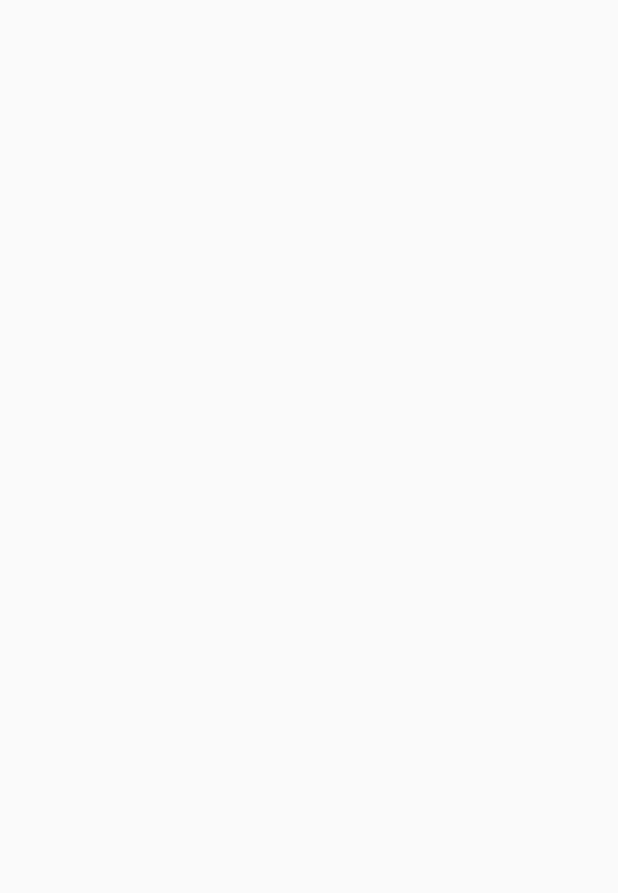
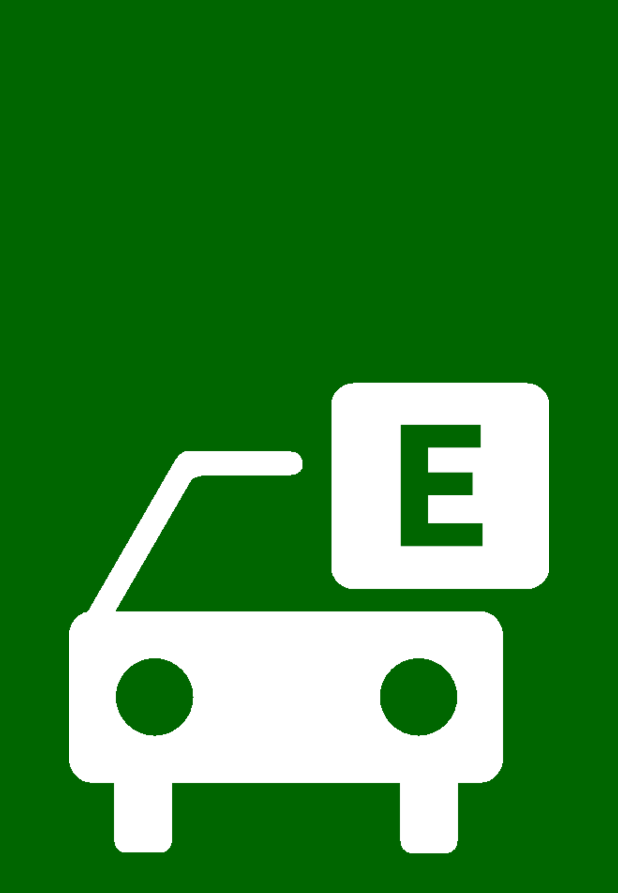
Before and after one commit to luangs7/EstaRFiscal, an Android app: the SplashActivity screen opened directly, with no data from a screen before it, on a phone screen of 412 x 824 dp. Before the commit the part shown is empty. Shown: the top 893 px of the screen. Run offline under Robolectric (Android 15) with nearby library versions, the phone set to English and light mode, and no system bars.

Commit message:
correções

```diff
--- a/app/src/main/AndroidManifest.xml
+++ b/app/src/main/AndroidManifest.xml
@@ -13,7 +13,7 @@
 
     <application
         android:allowBackup="true"
-        android:icon="@mipmap/ic_launcher"
+        android:icon="@drawable/appicon"
         android:label="@string/app_name"
         android:supportsRtl="true"
         android:theme="@style/AppTheme">
--- a/app/src/main/res/layout/activity_splash.xml
+++ b/app/src/main/res/layout/activity_splash.xml
@@ -3,10 +3,14 @@
     xmlns:tools="http://schemas.android.com/tools"
     android:layout_width="match_parent"
     android:layout_height="match_parent"
-    android:paddingBottom="@dimen/activity_vertical_margin"
-    android:paddingLeft="@dimen/activity_horizontal_margin"
-    android:paddingRight="@dimen/activity_horizontal_margin"
-    android:paddingTop="@dimen/activity_vertical_margin"
-    tools:context="br.com.tads.estarfiscal.SplashActivity">
+    tools:context="br.com.tads.estarfiscal.SplashActivity"
+    android:background="#006600">
 
+    <ImageView
+        android:layout_width="wrap_content"
+        android:layout_height="wrap_content"
+        android:id="@+id/imageView"
+        android:src="@drawable/background"
+        android:layout_centerVertical="true"
+        android:layout_centerHorizontal="true" />
 </RelativeLayout>
```
Also changed, not shown: app/build.gradle (+5 -4 lines), app/src/main/res/drawable-hdpi/appicon.png (added), app/src/main/res/drawable-hdpi/background.9.png (added), app/src/main/res/drawable-mdpi/appicon.png (added), app/src/main/res/drawable-mdpi/background.9.png (added), app/src/main/res/drawable-xhdpi/appicon.png (added), app/src/main/res/drawable-xhdpi/background.9.png (added), app/src/main/res/drawable-xxhdpi/appicon.png (added), app/src/main/res/drawable-xxhdpi/background.9.png (added), app/src/main/res/drawable-xxxhdpi/appicon.png (added), app/src/main/res/drawable-xxxhdpi/background.9.png (added), 2 other files.
